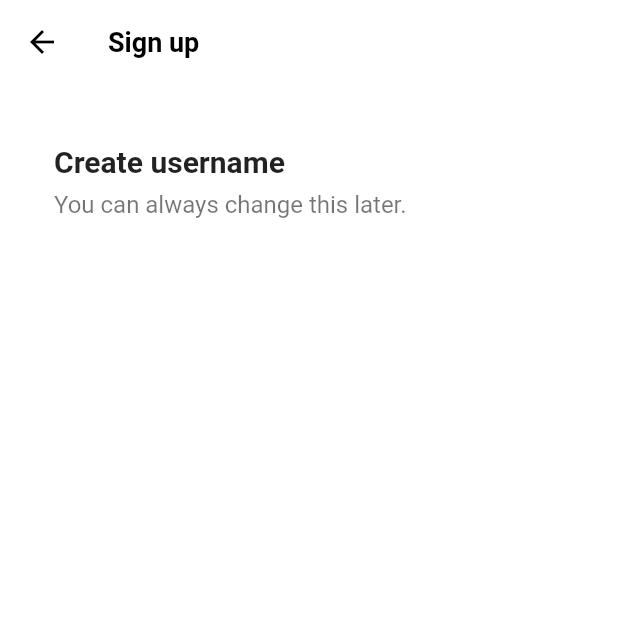
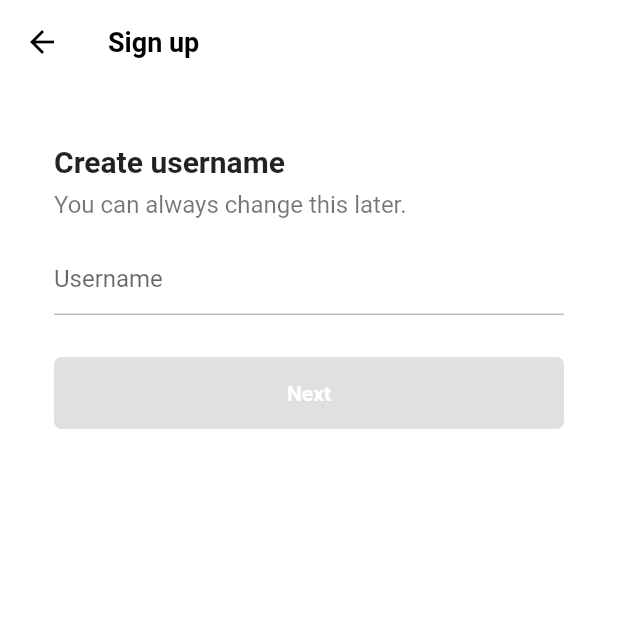
Before and after one commit to bhgong/TikTok_Clone, a Flutter app: the screen it shows after launch, after a tap on "Use email & password", on a phone screen of 412 x 824 dp, the top half of it. Run offline on Flutter 3.47's test engine with Material 2 defaults, Android fonts, the phone set to English and light mode, and no system bars; our stand-ins replace font_awesome_flutter.

Commit message:
#4.4 Username Screen 학습 완료

```diff
--- a/lib/features/authentication/email_screen.dart
+++ b/lib/features/authentication/email_screen.dart
@@ -1,48 +0,0 @@
-import 'package:flutter/material.dart';
-import 'package:tiktok_clone/constants/gaps.dart';
-import 'package:tiktok_clone/constants/sizes.dart';
-
-class EmailScreen extends StatelessWidget {
-  const EmailScreen({super.key});
-
-  @override
-  Widget build(BuildContext context) {
-    return Scaffold(
-      backgroundColor: Colors.white,
-      appBar: AppBar(
-        foregroundColor: Colors.black,
-        elevation: 0,
-        backgroundColor: Colors.white,
-        title: const Text(
-          "Sign up",
-        ),
-      ),
-      body: const Padding(
-        padding: EdgeInsets.symmetric(
-          horizontal: Sizes.size36,
-        ),
-        child: Column(
-          crossAxisAlignment: CrossAxisAlignment.start,
-          children: [
-            Gaps.v40,
-            Text(
-              "Create username",
-              style: TextStyle(
-                fontSize: Sizes.size20,
-                fontWeight: FontWeight.w600,
-              ),
-            ),
-            Gaps.v8,
-            Text(
-              "You can always change this later.",
-              style: TextStyle(
-                fontSize: Sizes.size16,
-                color: Colors.black54,
-              ),
-            ),
-          ],
-        ),
-      ),
-    );
-  }
-}
--- a/lib/features/authentication/sign_up_screen.dart
+++ b/lib/features/authentication/sign_up_screen.dart
@@ -2,8 +2,8 @@ import 'package:flutter/material.dart';
 import 'package:font_awesome_flutter/font_awesome_flutter.dart';
 import 'package:tiktok_clone/constants/gaps.dart';
 import 'package:tiktok_clone/constants/sizes.dart';
-import 'package:tiktok_clone/features/authentication/email_screen.dart';
 import 'package:tiktok_clone/features/authentication/login_screen.dart';
+import 'package:tiktok_clone/features/authentication/username_screen.dart';
 import 'package:tiktok_clone/features/authentication/widgets/auth_button.dart';
 
 class SignUpScreen extends StatelessWidget {
@@ -20,7 +20,7 @@ class SignUpScreen extends StatelessWidget {
   void onEmailTap(BuildContext context) {
     Navigator.of(context).push(
       MaterialPageRoute(
-        builder: (context) => const EmailScreen(),
+        builder: (context) => const UsernameScreen(),
       ),
     );
   }
--- a/lib/features/authentication/username_screen.dart
+++ b/lib/features/authentication/username_screen.dart
@@ -0,0 +1,110 @@
+import 'package:flutter/material.dart';
+import 'package:tiktok_clone/constants/gaps.dart';
+import 'package:tiktok_clone/constants/sizes.dart';
+
+class UsernameScreen extends StatefulWidget {
+  const UsernameScreen({super.key});
+
+  @override
+  State<UsernameScreen> createState() => _UsernameScreenState();
+}
+
+class _UsernameScreenState extends State<UsernameScreen> {
+  final TextEditingController _usernameController = TextEditingController();
+
+  String _username = "";
+
+  @override
+  void initState() {
+    super.initState();
+    _usernameController.addListener(() {
+      // print(_usernameController.text);
+      setState(() {
+        _username = _usernameController.text;
+      });
+    });
+  }
+
+  @override
+  Widget build(BuildContext context) {
+    return Scaffold(
+      backgroundColor: Colors.white,
+      appBar: AppBar(
+        foregroundColor: Colors.black,
+        elevation: 0,
+        backgroundColor: Colors.white,
+        title: const Text(
+          "Sign up",
+        ),
+      ),
+      body: Padding(
+        padding: const EdgeInsets.symmetric(
+          horizontal: Sizes.size36,
+        ),
+        child: Column(
+          crossAxisAlignment: CrossAxisAlignment.start,
+          children: [
+            Gaps.v40,
+            const Text(
+              "Create username",
+              style: TextStyle(
+                fontSize: Sizes.size20,
+                fontWeight: FontWeight.w600,
+              ),
+            ),
+            Gaps.v8,
+            const Text(
+              "You can always change this later.",
+              style: TextStyle(
+                fontSize: Sizes.size16,
+                color: Colors.black54,
+              ),
+            ),
+            Gaps.v16,
+            TextField(
+              controller: _usernameController,
+              decoration: InputDecoration(
+                hintText: "Username",
+                enabledBorder: UnderlineInputBorder(
+                  borderSide: BorderSide(
+                    color: Colors.grey.shade400,
+                  ),
+                ),
+                focusedBorder: UnderlineInputBorder(
+                  borderSide: BorderSide(
+                    color: Colors.grey.shade400,
+                  ),
+                ),
+              ),
+              cursorColor: Theme.of(context).primaryColor,
+            ),
+            Gaps.v28,
+            FractionallySizedBox(
+              widthFactor: 1,
+              child: AnimatedContainer(
+                duration: const Duration(milliseconds: 500),
+                padding: const EdgeInsets.symmetric(
+                  vertical: Sizes.size16,
+                ),
+                decoration: BoxDecoration(
+                  borderRadius: BorderRadius.circular(Sizes.size5),
+                  color: _username.isEmpty
+                      ? Colors.grey.shade300
+                      : Theme.of(context).primaryColor,
+                ),
+                child: const Text(
+                  "Next",
+                  textAlign: TextAlign.center,
+                  style: TextStyle(
+                    color: Colors.white,
+                    fontWeight: FontWeight.w600,
+                  ),
+                ),
+              ),
+            ),
+          ],
+        ),
+      ),
+    );
+  }
+}
```
